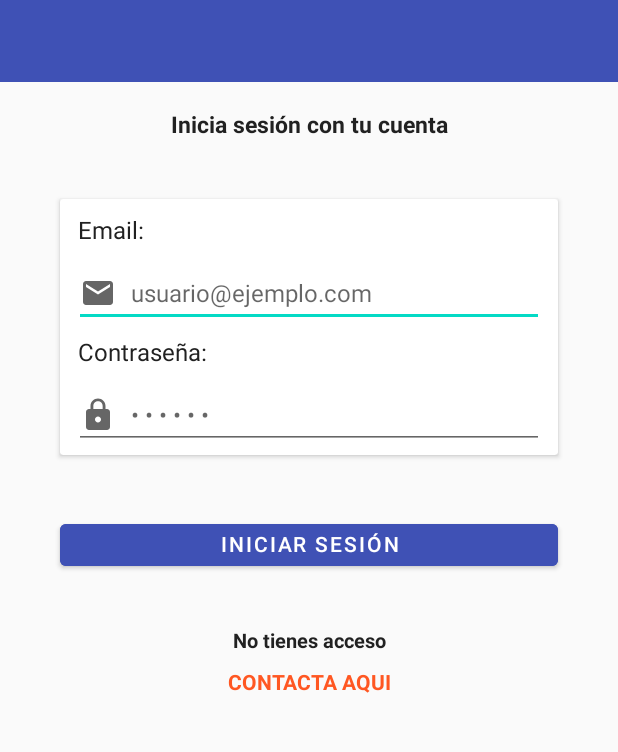
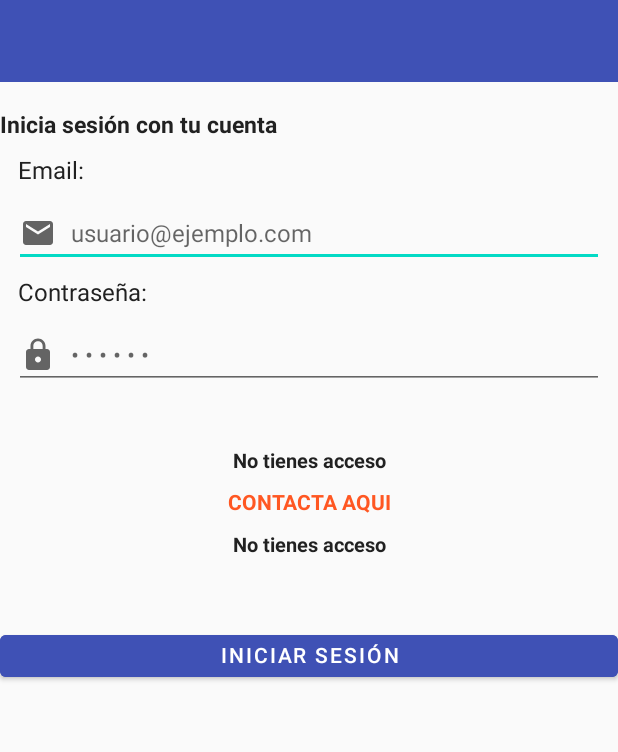
Before and after one commit to billyhuaroc/pam_proyecto, an Android app: the IniciarSesion screen opened directly, with no data from a screen before it, on a phone screen of 412 x 824 dp, the part 143-895 px from its top. Run offline under Robolectric (Android 15) with nearby library versions, the phone set to English and light mode, and no system bars; our stand-ins replace Firebase (no records; nobody signed in at launch, a user with empty details on screens opened directly).

Commit message:
login adaptado a Linear Layout

```diff
--- a/app/src/main/res/layout/activity_iniciar_sesion.xml
+++ b/app/src/main/res/layout/activity_iniciar_sesion.xml
@@ -1,5 +1,5 @@
 <?xml version="1.0" encoding="utf-8"?>
-<ScrollView xmlns:android="http://schemas.android.com/apk/res/android"
+<LinearLayout xmlns:android="http://schemas.android.com/apk/res/android"
     xmlns:app="http://schemas.android.com/apk/res-auto"
     xmlns:tools="http://schemas.android.com/tools"
     android:layout_width="match_parent"
@@ -7,10 +7,6 @@
     android:orientation="vertical"
     android:background="@color/colorBackground"
     tools:context=".activities.activities.IniciarSesion">
-
-    <androidx.constraintlayout.widget.ConstraintLayout
-        android:layout_width="match_parent"
-        android:layout_height="wrap_content">
 
         <LinearLayout
             android:id="@+id/layout_header"
@@ -55,15 +51,6 @@
             app:layout_constraintStart_toStartOf="parent"
             app:layout_constraintTop_toBottomOf="@+id/layout_header"
             />
-
-        <androidx.cardview.widget.CardView
-            android:id="@+id/card_is"
-            android:layout_width="match_parent"
-            android:layout_height="wrap_content"
-            android:layout_marginStart="40dp"
-            android:layout_marginTop="40dp"
-            android:layout_marginEnd="40dp"
-            app:layout_constraintTop_toBottomOf="@+id/text_is">
 
         <LinearLayout
             android:layout_width="match_parent"
@@ -126,38 +113,6 @@
 
         </LinearLayout>
 
-
-        </androidx.cardview.widget.CardView>
-
-        <FrameLayout
-            android:id="@+id/visibleSignIn"
-            android:layout_width="match_parent"
-            android:layout_height="wrap_content"
-            app:layout_constraintTop_toBottomOf="@+id/card_is">
-
-            <com.google.android.material.button.MaterialButton
-                android:id="@+id/btnSignIn"
-                android:layout_width="match_parent"
-                android:layout_height="40dp"
-                android:layout_marginStart="40dp"
-                android:layout_marginTop="40dp"
-                android:layout_marginEnd="40dp"
-                android:includeFontPadding="false"
-                android:text="iniciar sesión"
-                android:textColor="@color/colorTextIcons"
-                android:backgroundTint="@color/colorPrimary"
-                app:layout_constraintTop_toBottomOf="@+id/card_is"/>
-
-            <ProgressBar
-                android:id="@+id/signInProgressBar"
-                android:layout_marginTop="20dp"
-                android:layout_width="30dp"
-                android:layout_height="30dp"
-                android:layout_gravity="center"
-                android:visibility="invisible"/>
-        </FrameLayout>
-
-
         <TextView
             android:id="@+id/tvt_cuenta"
             android:layout_width="match_parent"
@@ -186,8 +141,45 @@
             android:textStyle="bold"
             app:layout_constraintTop_toBottomOf="@+id/tvt_cuenta"/>
 
+        <TextView
+            android:id="@+id/tvt_cuenta"
+            android:layout_width="match_parent"
+            android:layout_height="wrap_content"
+            android:gravity="center"
+            android:includeFontPadding="false"
+            android:padding="6dp"
+            android:text="No tienes acceso"
+            android:textColor="@color/colorPrimaryText"
+            android:textSize="13sp"
+            android:textStyle="bold"
+            tools:layout_editor_absoluteX="16dp"
+            tools:layout_editor_absoluteY="195dp" />
 
-    </androidx.constraintlayout.widget.ConstraintLayout>
+    <!--com.google.android.material.button.MaterialButton
+        android:id="@+id/btnSignIn"
+        android:layout_width="match_parent"
+        android:layout_height="40dp"
+        android:layout_marginTop="40dp"
+        android:backgroundTint="@color/colorPrimary"
+        android:includeFontPadding="false"
+        android:text="iniciar sesión"
+        android:textColor="@color/colorTextIcons" /-->
 
+    <Button
+        android:id="@+id/btnSignIn"
+        android:layout_width="match_parent"
+        android:layout_height="40dp"
+        android:layout_marginTop="40dp"
+        android:backgroundTint="@color/colorPrimary"
+        android:includeFontPadding="false"
+        android:text="iniciar sesión"
+        android:textColor="@color/colorTextIcons" />
 
-</ScrollView>
+    <ProgressBar
+        android:id="@+id/signInProgressBar"
+        android:layout_width="30dp"
+        android:layout_height="30dp"
+        android:layout_gravity="center"
+        android:visibility="invisible" />
+
+</LinearLayout>
```
Also changed, not shown: 301 other files. Lines whose indentation alone changed are shown as unchanged.
